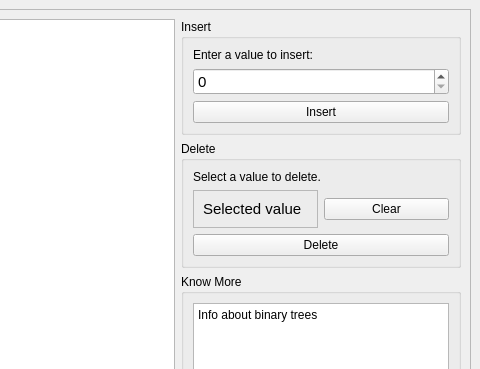
Old version of the form binarytreewindow.ui in the repository priyanshagrahari/DSGUI; both pictures show x 520 to 1000 and y 0 to 369 of the 1000 by 600 pixel window.
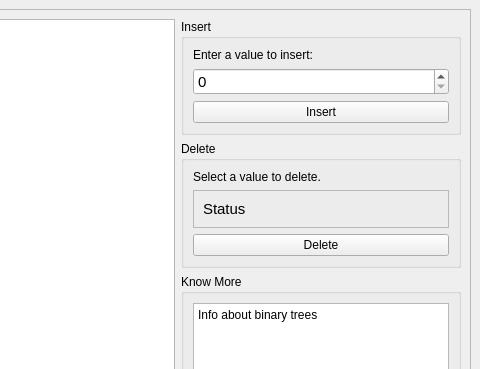
New version of the form.

Patch:
```diff
--- a/binarytreewindow.ui
+++ b/binarytreewindow.ui
@@ -144,20 +144,13 @@
                     </font>
                    </property>
                    <property name="text">
-                    <string>Selected value</string>
+                    <string>Status</string>
                    </property>
                   </widget>
                  </item>
                 </layout>
                </widget>
               </item>
-              <item>
-               <widget class="QPushButton" name="clr">
-                <property name="text">
-                 <string>Clear</string>
-                </property>
-               </widget>
-              </item>
              </layout>
             </item>
             <item>
```
